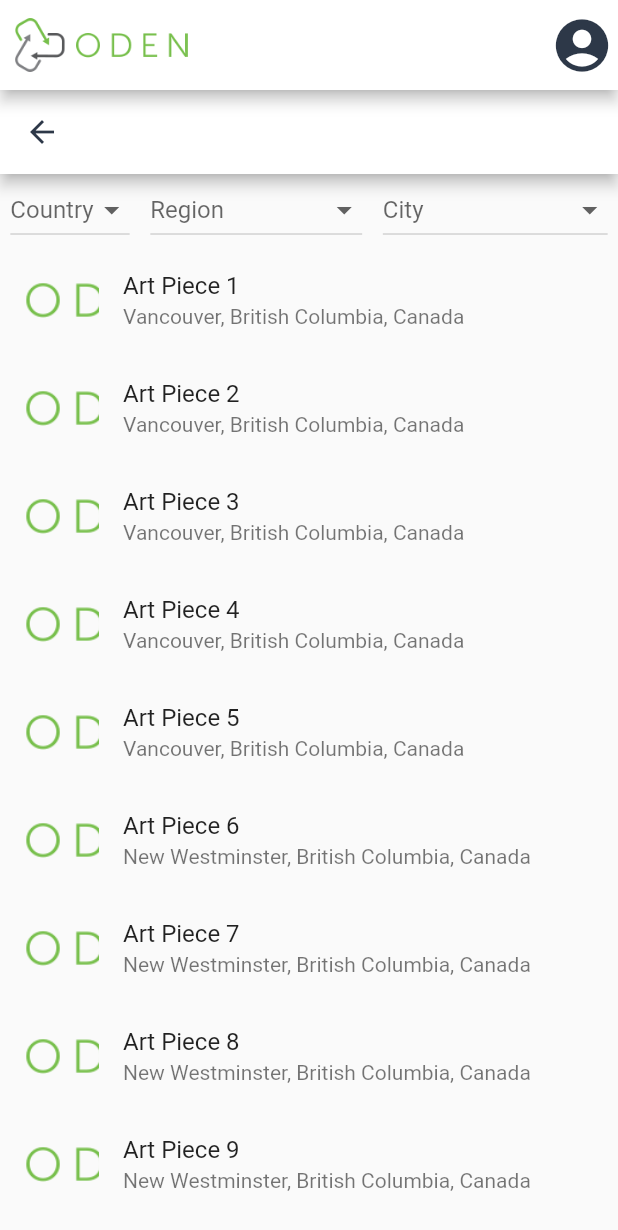
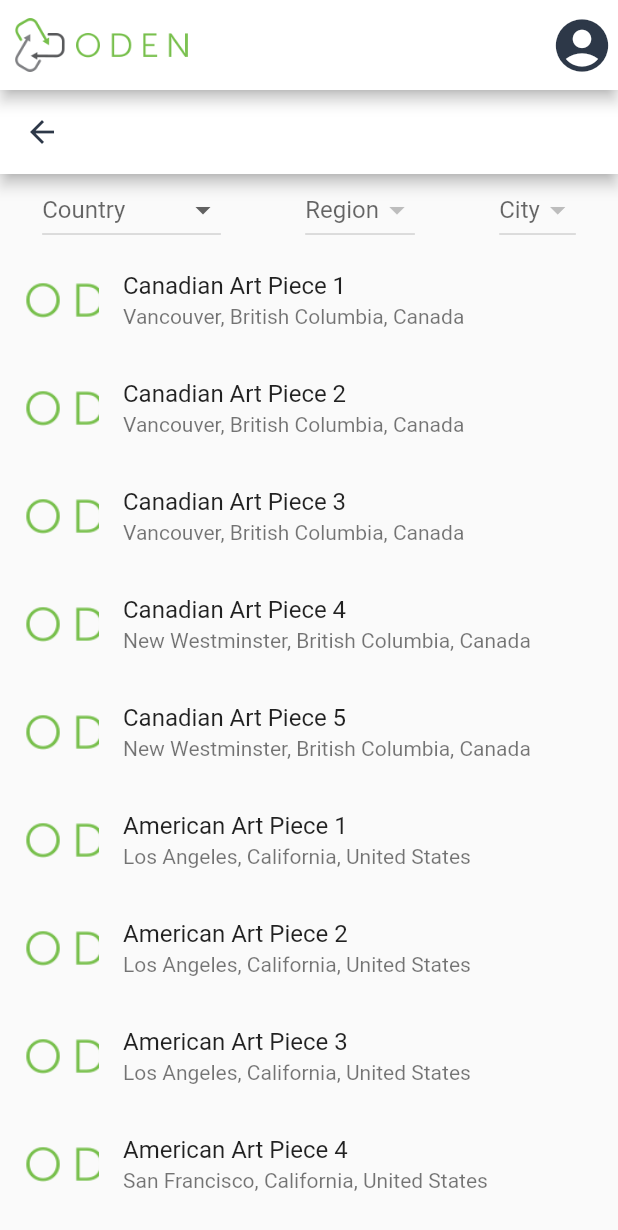
Before and after one commit to OpendataDeveloperNetwork/ODEN-DEMO-APP-Public-Art, a Flutter app: the screen it shows after launch, after a tap on the "folder open" icon, on a phone screen of 412 x 824 dp. Shown: the top 1230 px of the screen. Run offline on Flutter 3.47's test engine with Material 2 defaults, Android fonts, the phone set to English and light mode, and no system bars.

Commit message:
filtering between american and canadian cities with appropriate country/region.

```diff
--- a/lib/screens/collections.dart
+++ b/lib/screens/collections.dart
@@ -1,6 +1,6 @@
 import 'package:flutter/material.dart';
 import 'package:flutter/src/widgets/framework.dart';
-import 'package:flutter/src/widgets/placeholder.dart';
+//import 'package:flutter/src/widgets/placeholder.dart';
 import '../components/app_bar.dart';
 
 ///
@@ -24,31 +24,82 @@ class FilterPage extends StatefulWidget {
 }
 
 class _FilterPageState extends State<FilterPage> {
-  // Dummy data
-  List<String> countries = ['Canada'];
-  List<String> regions = ['ALL', 'British Columbia'];
-  List<String> cities = ['ALL', 'Vancouver', 'New Westminster'];
-
+  // this is the value of the dropdown menu
   String? selectedCountry;
   String? selectedRegion;
   String? selectedCity;
 
+  // Nested data structure
+  Map<String, Map<String, List<String>>> countryRegionCityData = {
+    'Canada': {
+      'British Columbia': ['Vancouver', 'New Westminster'],
+    },
+    'United States': {
+      'California': ['Los Angeles', 'San Francisco'],
+      'New York': ['New York City', 'Buffalo'],
+    },
+  };
+
+  List<String> countries = [];
+  List<String> regions = [];
+  List<String> cities = [];
+
+  void updateRegions() {
+    if (selectedCountry != null) {
+      regions = countryRegionCityData[selectedCountry]!.keys.toList();
+    } else {
+      regions = [];
+    }
+  }
+
+  void updateCities() {
+    if (selectedRegion != null) {
+      cities = countryRegionCityData[selectedCountry]![selectedRegion]!;
+    } else {
+      cities = [];
+    }
+  }
+
   // Generate dummy art pieces data
+// Generate dummy art pieces data
   List<Map<String, dynamic>> generateDummyData() {
     List<Map<String, dynamic>> data = [];
 
-    for (int i = 0; i < 10; i++) {
+    // Canadian Art Pieces
+    for (int i = 0; i < 5; i++) {
       data.add({
-        'name': 'Art Piece ${i + 1}',
+        'name': 'Canadian Art Piece ${i + 1}',
         'country': 'Canada',
         'region': 'British Columbia',
-        'city': i < 5 ? 'Vancouver' : 'New Westminster',
+        'city': i < 3 ? 'Vancouver' : 'New Westminster',
         'image': null,
       });
     }
 
+    // American Art Pieces
+    for (int i = 0; i < 10; i++) {
+      if (i < 5) {
+        data.add({
+          'name': 'American Art Piece ${i + 1}',
+          'country': 'United States',
+          'region': 'California',
+          'city': i < 3 ? 'Los Angeles' : 'San Francisco',
+          'image': null,
+        });
+      } else {
+        data.add({
+          'name': 'American Art Piece ${i + 1}',
+          'country': 'United States',
+          'region': 'New York',
+          'city': i < 8 ? 'New York City' : 'Buffalo',
+          'image': null,
+        });
+      }
+    }
+
     return data;
   }
+
 
   List<Map<String, dynamic>> allArtPieces = [];
   List<Map<String, dynamic>> filteredArtPieces = [];
@@ -56,6 +107,7 @@ class _FilterPageState extends State<FilterPage> {
   @override
   void initState() {
     super.initState();
+    countries = countryRegionCityData.keys.toList();
     allArtPieces = generateDummyData();
     filterData();
   }
@@ -84,15 +136,18 @@ class _FilterPageState extends State<FilterPage> {
               buildDropdown('Country', countries, selectedCountry, (value) {
                 setState(() {
                   selectedCountry = value;
+                  updateRegions();
+                  selectedRegion = null;
+                  updateCities();
+                  selectedCity = null;
                   filterData();
                 });
               }),
               buildDropdown('Region', regions, selectedRegion, (value) {
                 setState(() {
                   selectedRegion = value;
-                  if (selectedRegion == 'ALL') {
-                    selectedCity = 'ALL';
-                  }
+                  updateCities();
+                  selectedCity = null;
                   filterData();
                 });
               }),
```
